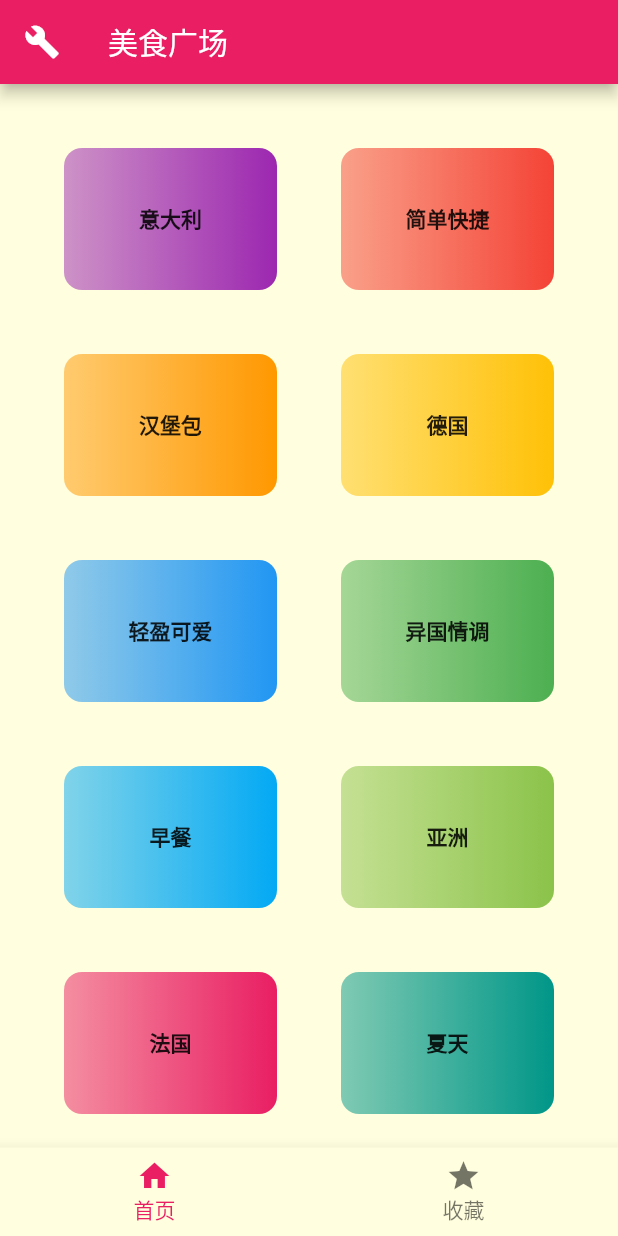
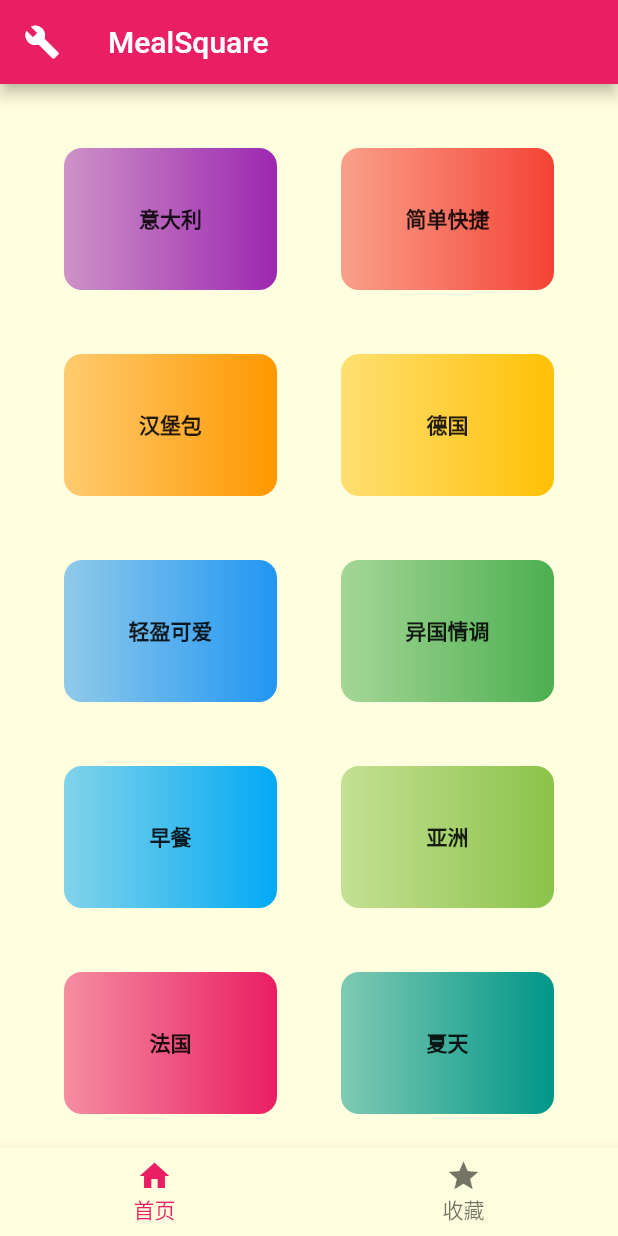
Before and after one commit to yajoke-cyber/MealSquare, a Flutter app: the screen it shows after launch, on a phone screen of 412 x 824 dp. Run offline on Flutter 3.47's test engine with Material 2 defaults, Android fonts, the phone set to English and light mode, and no system bars; our stand-ins replace dio; network calls fail.

Commit message:
'国际化配置实现中英文'

```diff
--- /dev/null
+++ b/lib/l10n/intl_en.arb
@@ -0,0 +1,4 @@
+{
+  "title": "MealSquare",
+  "hello": "Hello"
+}
--- /dev/null
+++ b/lib/l10n/intl_zh.arb
@@ -0,0 +1,4 @@
+{
+  "title": "美食广场",
+  "hello": "Hello"
+}
--- a/lib/main.dart
+++ b/lib/main.dart
@@ -1,4 +1,5 @@
 import 'package:flutter/material.dart';
+import 'package:flutter_localizations/flutter_localizations.dart';
 import 'package:food/core/store/favor_viewmodel.dart';
 import 'package:food/core/store/filter_viewmodel.dart';
 import 'package:food/core/store/meal_viewmodel.dart';
@@ -8,6 +9,7 @@ import 'package:food/ui/shared/size_fit.dart';
 import 'package:provider/provider.dart';
 
 import 'core/router/router.dart';
+import 'generated/l10n.dart';
 
 void main() {
   SizeFit.initialize();
@@ -35,6 +37,15 @@ class MyApp extends StatelessWidget {
   Widget build(BuildContext context) {
     return MaterialApp(
       title: '美食广场',
+      supportedLocales: S.delegate.supportedLocales,
+      localizationsDelegates: const [
+        GlobalMaterialLocalizations.delegate,
+        GlobalWidgetsLocalizations.delegate,
+        GlobalCupertinoLocalizations.delegate,
+        S.delegate
+      ],
+      //应用间切换可以直接通过修改locale来实现
+      locale: const Locale('en'),
       theme: AppTheme.norTheme,
       home: const MainScreen(),
       routes: RouterConfig.routes,
--- a/lib/ui/pages/home/home_appbar.dart
+++ b/lib/ui/pages/home/home_appbar.dart
@@ -1,11 +1,13 @@
 import 'package:flutter/material.dart';
+
+import '../../../generated/l10n.dart';
 
 class HomeAppBar extends AppBar {
   //盗用AppBar的构造函数，相当于直接使用AppBar来构造
   HomeAppBar(BuildContext context, {Key? key})
       : super(
           key: key,
-          title: const Text('美食广场'),
+          title: Text(S.of(context).title),
           leading: Builder(
             builder: (ctx) {
               //自定义抽屉button图标，此时可以使用builder去element树中寻找对象实例，因为of都是向上查找的
--- a/pubspec.yaml
+++ b/pubspec.yaml
@@ -28,6 +28,9 @@ environment:
 # versions available, run `flutter pub outdated`.
 dependencies:
   flutter:
+    sdk: flutter
+#    国际化依赖
+  flutter_localizations:
     sdk: flutter
 
 
@@ -89,3 +92,5 @@ flutter:
   #
   # For details regarding fonts from package dependencies,
   # see https://flutter.dev/custom-fonts/#from-packages
+flutter_intl:
+  enabled: true
```
Also changed, not shown: lib/generated/intl/messages_all.dart (added), lib/generated/intl/messages_en.dart (added), lib/generated/intl/messages_zh.dart (added), lib/generated/l10n.dart (added), pubspec.lock.
